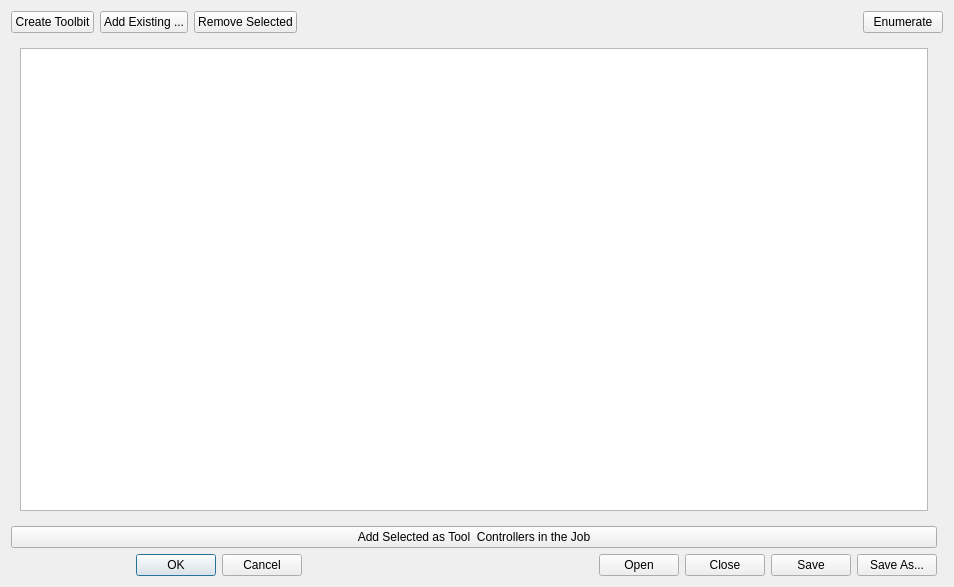
First picture: the form in src/Mod/Path/Gui/Resources/panels/ToolBitLibraryEdit.ui, repository berndhahnebach/All_FreeCAD, before the edit.
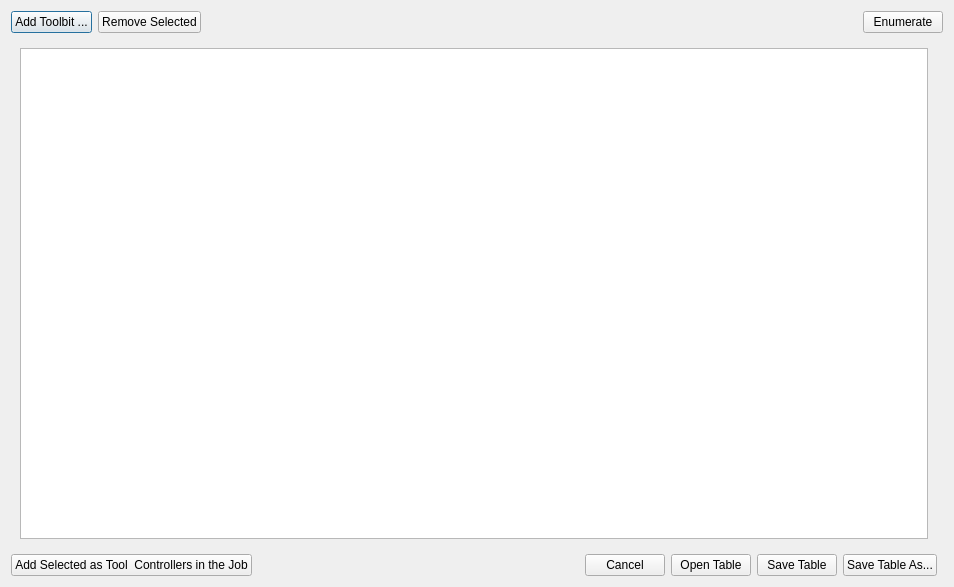
Second picture: the form after the edit. Icons and pictures are not drawn.

The edit to the form file:
```diff
--- a/src/Mod/Path/Gui/Resources/panels/ToolBitLibraryEdit.ui
+++ b/src/Mod/Path/Gui/Resources/panels/ToolBitLibraryEdit.ui
@@ -16,27 +16,13 @@
   <layout class="QGridLayout" name="gridLayout">
    <item row="0" column="0" colspan="2">
     <layout class="QHBoxLayout" name="horizontalLayout">
-     <item>
-      <widget class="QPushButton" name="createToolBit">
-       <property name="toolTip">
-        <string>&lt;html&gt;&lt;head/&gt;&lt;body&gt;&lt;p&gt;Create a New Toolbit and add it to the library&lt;/p&gt;&lt;/body&gt;&lt;/html&gt;</string>
-       </property>
-       <property name="text">
-        <string>Create Toolbit</string>
-       </property>
-       <property name="icon">
-        <iconset resource="../../../../../Gui/Icons/resource.qrc">
-         <normaloff>:/icons/document-new.svg</normaloff>:/icons/document-new.svg</iconset>
-       </property>
-      </widget>
-     </item>
      <item>
       <widget class="QPushButton" name="toolAdd">
        <property name="toolTip">
         <string>&lt;html&gt;&lt;head/&gt;&lt;body&gt;&lt;p&gt;Add another Tool Bit to this library.&lt;/p&gt;&lt;p&gt;&lt;br/&gt;&lt;/p&gt;&lt;/body&gt;&lt;/html&gt;</string>
        </property>
        <property name="text">
-        <string>Add Existing ...</string>
+        <string>Add Toolbit ...</string>
        </property>
        <property name="icon">
         <iconset resource="../../../../../Gui/Icons/resource.qrc">
@@ -121,23 +107,16 @@
      </layout>
     </widget>
    </item>
-   <item row="2" column="0">
-    <widget class="QPushButton" name="addToolController">
-     <property name="text">
-      <string>Add Selected as Tool  Controllers in the Job</string>
-     </property>
-     <property name="icon">
-      <iconset resource="../../../../../Gui/Icons/resource.qrc">
-       <normaloff>:/icons/edit-undo.svg</normaloff>:/icons/edit-undo.svg</iconset>
-     </property>
-    </widget>
-   </item>
    <item row="3" column="0">
     <layout class="QHBoxLayout" name="horizontalLayout_3">
      <item>
-      <widget class="QDialogButtonBox" name="buttonBox">
-       <property name="standardButtons">
-        <set>QDialogButtonBox::Cancel|QDialogButtonBox::Ok</set>
+      <widget class="QPushButton" name="addToolController">
+       <property name="text">
+        <string>Add Selected as Tool  Controllers in the Job</string>
+       </property>
+       <property name="icon">
+        <iconset resource="../../../../../Gui/Icons/resource.qrc">
+         <normaloff>:/icons/edit_OK.svg</normaloff>:/icons/edit_OK.svg</iconset>
        </property>
       </widget>
      </item>
@@ -154,24 +133,13 @@
        </property>
       </spacer>
      </item>
-     <item>
-      <widget class="QPushButton" name="libraryOpen">
-       <property name="text">
-        <string>Open</string>
-       </property>
-       <property name="icon">
-        <iconset resource="../../../../../Gui/Icons/resource.qrc">
-         <normaloff>:/icons/document-open.svg</normaloff>:/icons/document-open.svg</iconset>
-       </property>
-      </widget>
-     </item>
      <item>
       <widget class="QPushButton" name="libraryCancel">
        <property name="toolTip">
         <string>&lt;html&gt;&lt;head/&gt;&lt;body&gt;&lt;p&gt;Close the Tool Bit Library Editor&lt;/p&gt;&lt;/body&gt;&lt;/html&gt;</string>
        </property>
        <property name="text">
-        <string>Close</string>
+        <string>Cancel</string>
        </property>
        <property name="icon">
         <iconset resource="../../../../../Gui/Icons/resource.qrc">
@@ -179,13 +147,24 @@
        </property>
       </widget>
      </item>
+     <item>
+      <widget class="QPushButton" name="libraryOpen">
+       <property name="text">
+        <string>Open Table</string>
+       </property>
+       <property name="icon">
+        <iconset resource="../../../../../Gui/Icons/resource.qrc">
+         <normaloff>:/icons/document-open.svg</normaloff>:/icons/document-open.svg</iconset>
+       </property>
+      </widget>
+     </item>
      <item>
       <widget class="QPushButton" name="librarySave">
        <property name="toolTip">
         <string>&lt;html&gt;&lt;head/&gt;&lt;body&gt;&lt;p&gt;Save the current Library&lt;/p&gt;&lt;/body&gt;&lt;/html&gt;</string>
        </property>
        <property name="text">
-        <string>Save</string>
+        <string>Save Table</string>
        </property>
        <property name="icon">
         <iconset resource="../../../../../Gui/Icons/resource.qrc">
@@ -199,7 +178,7 @@
         <string>&lt;html&gt;&lt;head/&gt;&lt;body&gt;&lt;p&gt;Save the library to a new file&lt;/p&gt;&lt;/body&gt;&lt;/html&gt;</string>
        </property>
        <property name="text">
-        <string>Save As...</string>
+        <string>Save Table As...</string>
        </property>
        <property name="icon">
         <iconset resource="../../../../../Gui/Icons/resource.qrc">
```
